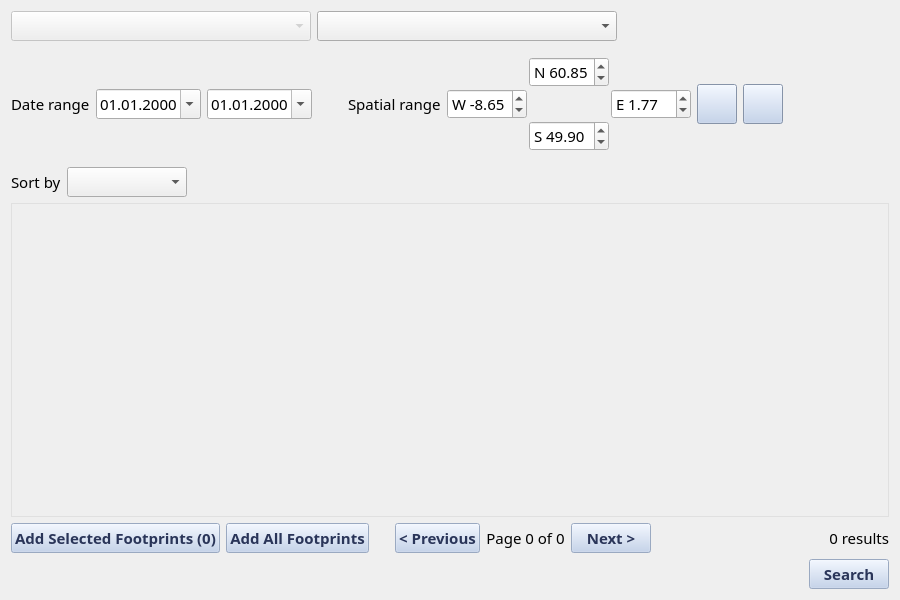
The window that eodh_qgis/ui/search.ui (EO-DataHub/eodh-qgis) describes before a commit, drawn with Qt 5.
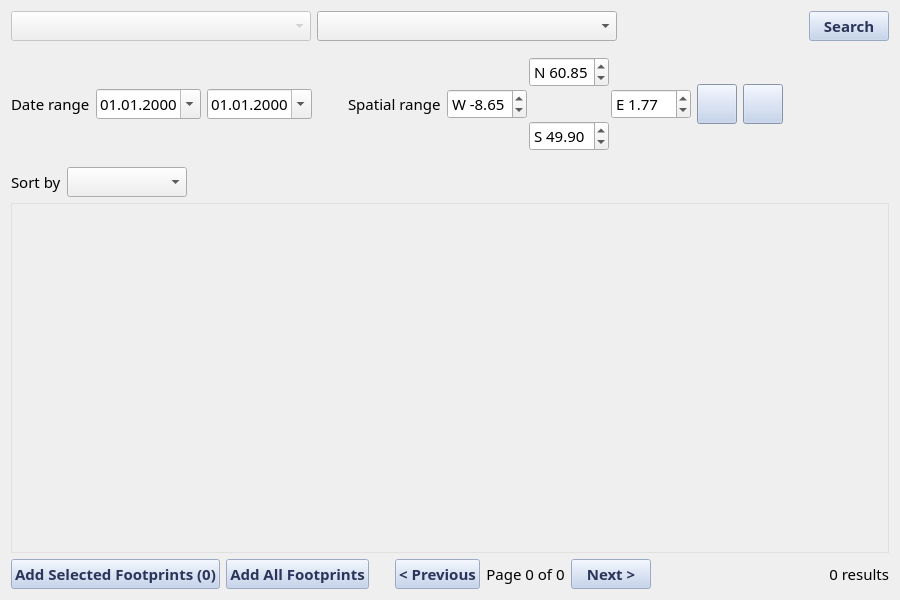
The same window after the commit.

Commit message:
Move search button to the top and make plugin resizable (#15)
* Move search button right after the sort controls

* Allow plugin popup to be resized

* Move search button to the top right~

* Remove unused code

What changed in the file:
```diff
--- a/eodh_qgis/ui/search.ui
+++ b/eodh_qgis/ui/search.ui
@@ -65,6 +65,16 @@
        </property>
       </spacer>
      </item>
+     <item>
+      <widget class="QPushButton" name="search_button">
+       <property name="text">
+        <string>Search</string>
+       </property>
+       <property name="enabled">
+        <bool>false</bool>
+       </property>
+      </widget>
+     </item>
     </layout>
    </item>
    <item>
@@ -558,33 +568,6 @@
      </item>
     </layout>
    </item>
-   <item>
-    <layout class="QHBoxLayout" name="buttonLayout">
-     <item>
-      <spacer name="horizontalSpacer_button">
-       <property name="orientation">
-        <enum>Qt::Horizontal</enum>
-       </property>
-       <property name="sizeHint" stdset="0">
-        <size>
-         <width>40</width>
-         <height>20</height>
-        </size>
-       </property>
-      </spacer>
-     </item>
-     <item>
-      <widget class="QPushButton" name="search_button">
-       <property name="text">
-        <string>Search</string>
-       </property>
-       <property name="enabled">
-        <bool>false</bool>
-       </property>
-      </widget>
-     </item>
-    </layout>
-   </item>
   </layout>
  </widget>
  <resources/>
```
The commit also changes 3 other files.
